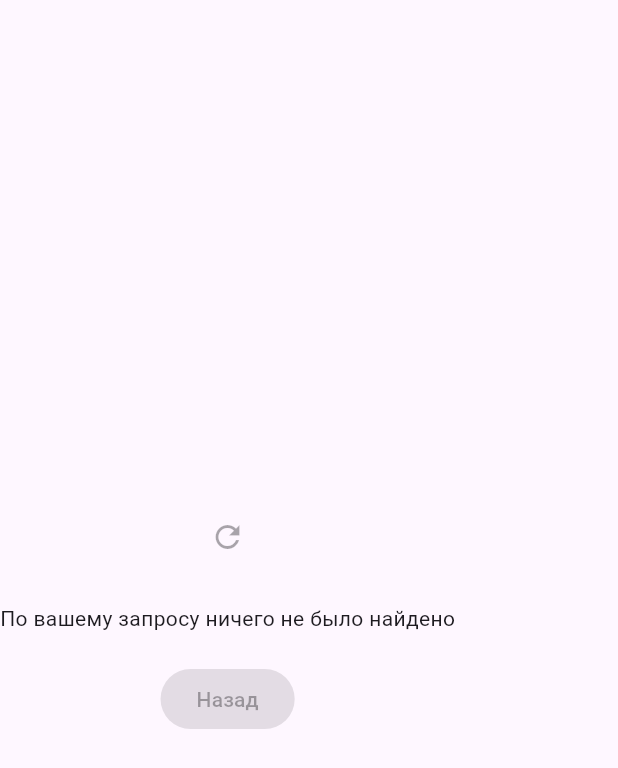
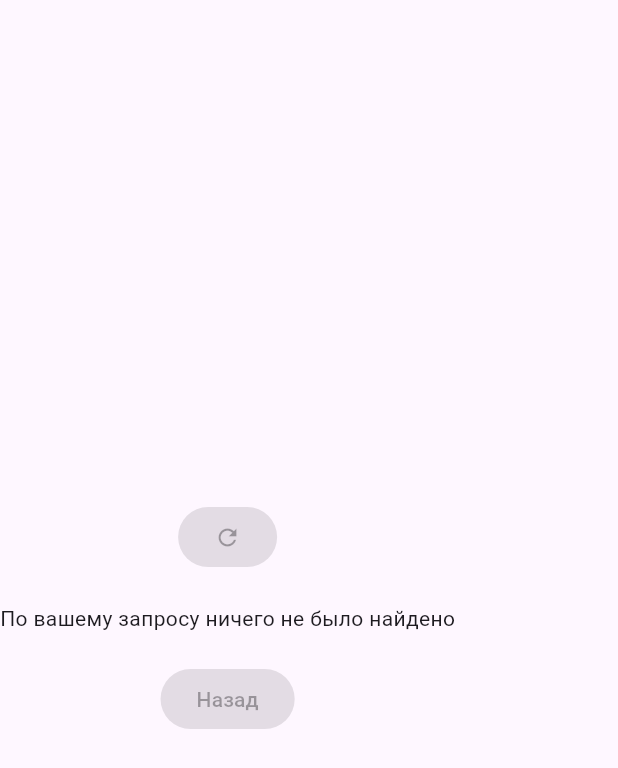
Before and after one commit to juiceNewton-1/search_parking_tile, a Flutter app: the _NotFoundColumn widget shown alone on an empty page, opened directly, on a phone screen of 412 x 824 dp. Shown: the top 768 px of the screen. Run offline on Flutter 3.47's test engine with Material 2 defaults, Android fonts, the light colour scheme and no system bars; our stand-ins replace flutter_bloc.

Commit message:
Update refresh button

```diff
--- a/lib/widgets/views/home_view.dart
+++ b/lib/widgets/views/home_view.dart
@@ -208,9 +208,9 @@ class _NotFoundColumn extends StatelessWidget {
     return Column(
       mainAxisAlignment: MainAxisAlignment.center,
       children: [
-        IconButton(
+        ElevatedButton(
           onPressed: refreshAction,
-          icon: const Icon(Icons.refresh),
+          child: const Icon(Icons.refresh),
         ),
         const SizedBox(height: 20),
         const Text('По вашему запросу ничего не было найдено'),
```
